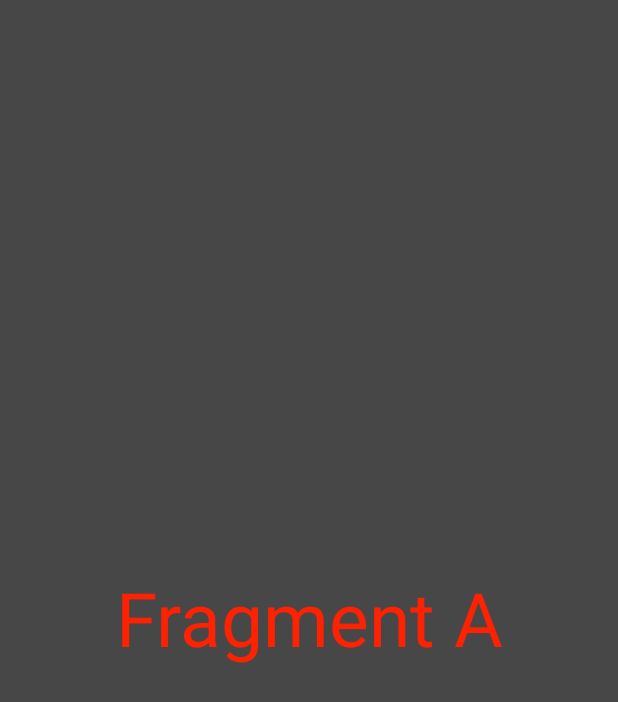
After one commit to phamtanphat/FragmentPopBackStack, an Android app: the layout fragment_a.xml on its own in the app's theme, with its tools: preview values and no code run, on a phone screen of 412 x 824 dp. The commit adds this screen. Shown: the top 702 px of the screen. Run offline under Robolectric (Android 15) with nearby library versions, the phone set to English and light mode, and no system bars.

Commit message:
"Update "

```diff
--- a/app/src/main/java/com/ptp/phamtanphat/fragmentpopbackstack/MainActivity.java
+++ b/app/src/main/java/com/ptp/phamtanphat/fragmentpopbackstack/MainActivity.java
@@ -2,12 +2,17 @@ package com.ptp.phamtanphat.fragmentpopbackstack;
 
 import android.support.v7.app.AppCompatActivity;
 import android.os.Bundle;
+import android.view.View;
 
 public class MainActivity extends AppCompatActivity {
+
 
     @Override
     protected void onCreate(Bundle savedInstanceState) {
         super.onCreate(savedInstanceState);
         setContentView(R.layout.activity_main);
     }
+    public void AddFragmentA(View view){
+
+    }
 }
--- /dev/null
+++ b/app/src/main/res/layout/fragment_a.xml
@@ -0,0 +1,14 @@
+<?xml version="1.0" encoding="utf-8"?>
+<android.support.constraint.ConstraintLayout
+    xmlns:android="http://schemas.android.com/apk/res/android" android:layout_width="match_parent"
+    android:layout_height="match_parent">
+    <TextView
+        android:background="#484747"
+        android:textColor="#f20"
+        android:gravity="center"
+        android:textSize="50sp"
+        android:text="Fragment A"
+        android:id="@+id/textviewFragmentA"
+        android:layout_width="match_parent"
+        android:layout_height="match_parent" />
+</android.support.constraint.ConstraintLayout>
--- /dev/null
+++ b/app/src/main/res/layout/fragment_b.xml
@@ -0,0 +1,6 @@
+<?xml version="1.0" encoding="utf-8"?>
+<android.support.constraint.ConstraintLayout
+    xmlns:android="http://schemas.android.com/apk/res/android" android:layout_width="match_parent"
+    android:layout_height="match_parent">
+
+</android.support.constraint.ConstraintLayout>
```
Also changed, not shown: app/src/main/java/com/ptp/phamtanphat/fragmentpopbackstack/FragmentA.java (added, +8 -0 lines), app/src/main/java/com/ptp/phamtanphat/fragmentpopbackstack/FragmentB.java (added, +8 -0 lines).
